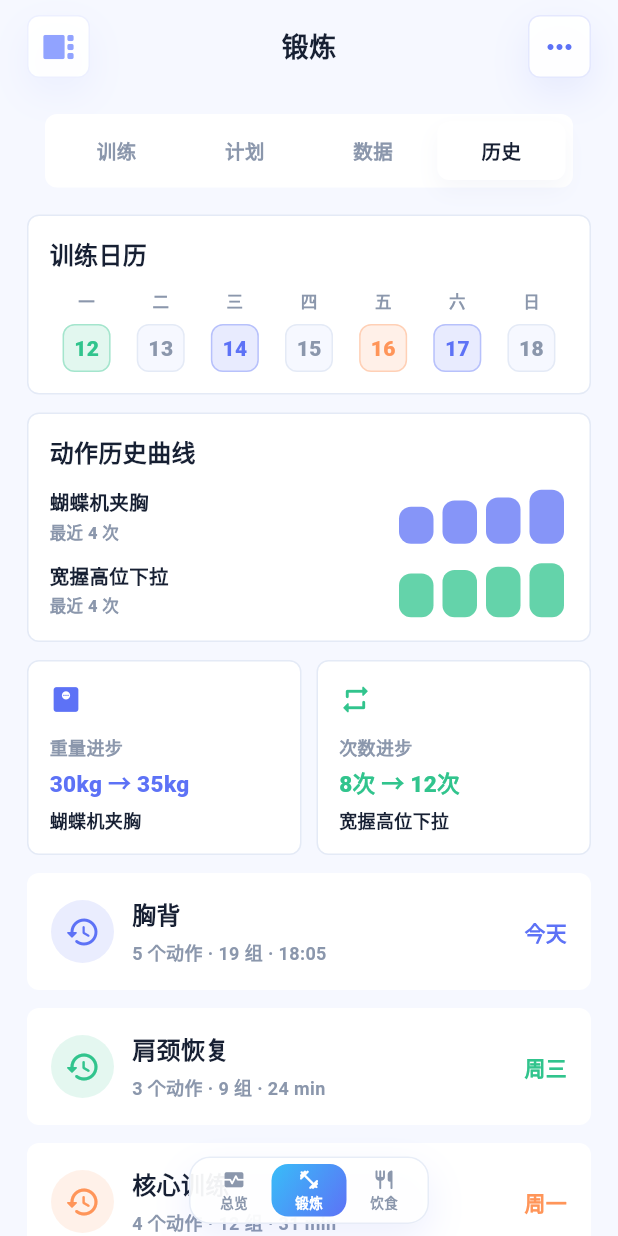
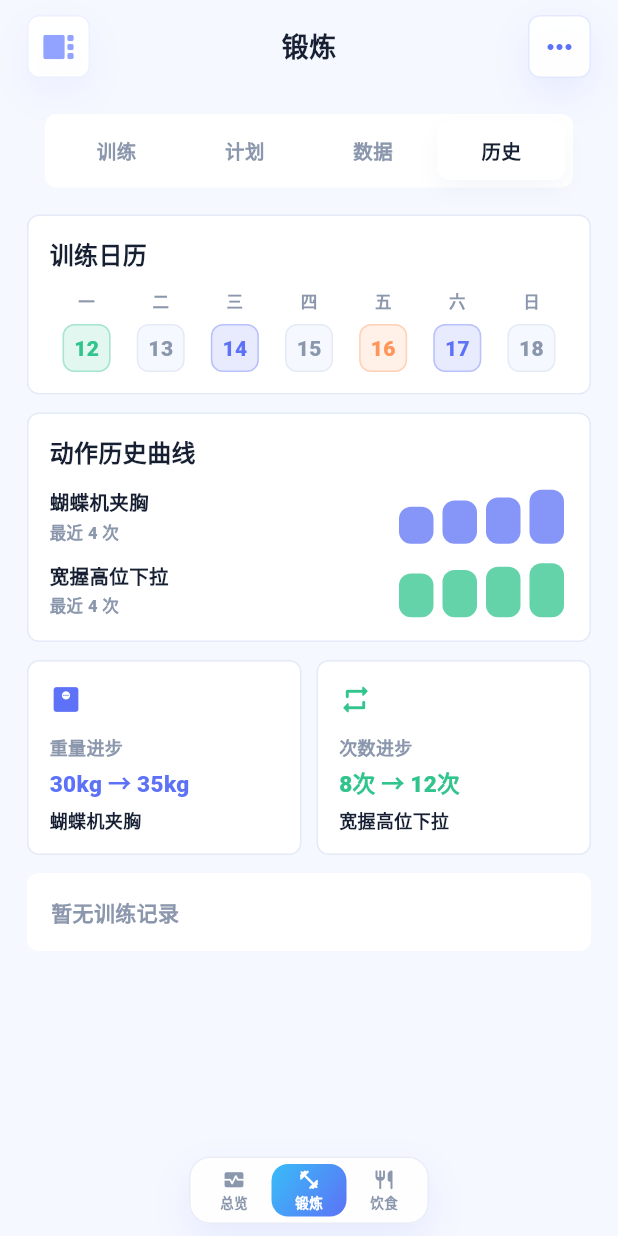
Before and after one commit to saycm/yiriyisheng, a Flutter app: the WorkoutModulePage screen opened directly with empty values, after a tap on "计划", after a tap on "数据", after a tap on "历史", on a phone screen of 412 x 824 dp. Run offline on Flutter 3.47's test engine with Material 3 defaults, Android fonts, the phone set to English and light mode, and no system bars; our stand-ins replace sqflite; accounts and stored records are empty; network calls fail; Roboto replaces fonts that are missing (sans).

Commit message:
feat: create workout history from sessions

```diff
--- a/lib/modules/workout/workout_module.dart
+++ b/lib/modules/workout/workout_module.dart
@@ -571,8 +571,28 @@ class _WorkoutModulePageState extends State<WorkoutModulePage> {
     );
   }
 
-  int _finishedGroupsFor(WorkoutAction action) =>
-      widget.finishedGroupsByAction[action.name] ?? 0;
+  bool get _activePlanCompleted {
+    final session = widget.activeWorkoutSession;
+    if (session == null || session.actionProgress.isEmpty) {
+      return false;
+    }
+    final plannedActions = _actions
+        .where((action) => session.actionProgress.containsKey(action.name))
+        .toList();
+    if (plannedActions.isEmpty) {
+      return false;
+    }
+    return plannedActions
+        .every((action) => session.groupsFor(action.name) >= action.groups);
+  }
+
+  int _finishedGroupsFor(WorkoutAction action) {
+    final session = widget.activeWorkoutSession;
+    if (session != null && session.actionProgress.containsKey(action.name)) {
+      return session.groupsFor(action.name);
+    }
+    return widget.finishedGroupsByAction[action.name] ?? 0;
+  }
 
   String _bodyPartLabel(String bodyPart) => bodyPart == '胸背' ? '胸背部' : bodyPart;
 
@@ -671,7 +691,10 @@ class _WorkoutModulePageState extends State<WorkoutModulePage> {
       );
     }
     if (_selectedTopTab == 3) {
-      return const _WorkoutHistoryView();
+      return _WorkoutHistoryView(
+        history: widget.workoutHistory,
+        onOpenHistory: (_) {},
+      );
     }
     final session = widget.activeWorkoutSession;
     final sourceActions = session == null
@@ -695,6 +718,18 @@ class _WorkoutModulePageState extends State<WorkoutModulePage> {
         if (session != null) ...[
           _WorkoutActivePlanBanner(plan: activePlan, session: session),
           const SizedBox(height: 14),
+          if (_activePlanCompleted) ...[
+            Padding(
+              padding: const EdgeInsets.only(bottom: 12),
+              child: SizedBox(
+                width: double.infinity,
+                child: FilledButton(
+                  onPressed: _finishActivePlan,
+                  child: const Text('完成训练'),
+                ),
+              ),
+            ),
+          ],
         ] else ...[
           _WorkoutSummaryCard(
             finishedActions: _finishedActionCount,
@@ -779,6 +814,15 @@ class _WorkoutModulePageState extends State<WorkoutModulePage> {
     return _actions
         .where((action) => plan.actionNames.contains(action.name))
         .toList();
+  }
+
+  WorkoutAction? _actionByName(String actionName) {
+    for (final action in _actions) {
+      if (action.name == actionName) {
+        return action;
+      }
+    }
+    return null;
   }
 
   Future<void> _openPlanDetail(WorkoutPlan plan) {
@@ -822,9 +866,67 @@ class _WorkoutModulePageState extends State<WorkoutModulePage> {
     if (action == null) {
       return;
     }
-    final nextCount = math.min(action.groups, _finishedGroupsFor(action) + 1);
+    final currentGroups = _finishedGroupsFor(action);
+    final nextCount = math.min(action.groups, currentGroups + 1);
+    final session = widget.activeWorkoutSession;
+    if (session != null && session.actionProgress.containsKey(action.name)) {
+      final nextProgress = Map<String, int>.of(session.actionProgress);
+      nextProgress[action.name] = nextCount;
+      widget.onUpdateWorkoutSession(
+        session.copyWith(
+          actionProgress: nextProgress,
+          feedback: _lastFeedback,
+        ),
+      );
+    }
     widget.onUpdateActionGroups(action.name, nextCount);
     setState(() => _restSecondsLeft = nextCount >= action.groups ? 0 : 120);
+  }
+
+  void _finishActivePlan() {
+    final session = widget.activeWorkoutSession;
+    if (session == null) {
+      return;
+    }
+    final now = DateTime.now();
+    final actionResults = <WorkoutActionResult>[];
+    for (final actionName in session.actionProgress.keys) {
+      final action = _actionByName(actionName);
+      if (action == null) {
+        continue;
+      }
+      actionResults.add(
+        WorkoutActionResult(
+          actionName: action.name,
+          bodyPart: action.bodyPart,
+          targetGroups: action.groups,
+          finishedGroups: session.groupsFor(action.name),
+          reps: action.reps,
+          weight: action.weight,
+        ),
+      );
+    }
+    final totalGroups = actionResults.fold<int>(
+      0,
+      (total, result) => total + result.finishedGroups,
+    );
+    final entry = WorkoutHistoryEntry(
+      planId: session.planId,
+      planName: session.planName,
+      startedAt: session.startedAt,
+      finishedAt: now,
+      durationMinutes: math.max(1, now.difference(session.startedAt).inMinutes),
+      totalGroups: totalGroups,
+      estimatedCalories: 80 + totalGroups * 18,
+      actionResults: actionResults,
+      feedback: _lastFeedback,
+    );
+    widget.onFinishWorkoutSession(entry);
+    setState(() {
+      _selectedTopTab = 3;
+      _activeAction = null;
+      _restSecondsLeft = 0;
+    });
   }
 
   void _handleBottomNav(int index) {
@@ -1882,39 +1984,78 @@ class _WorkoutDataCard extends StatelessWidget {
 }
 
 class _WorkoutHistoryView extends StatelessWidget {
-  const _WorkoutHistoryView();
-
-  @override
-  Widget build(BuildContext context) {
-    return ListView(
+  const _WorkoutHistoryView({
+    required this.history,
+    required this.onOpenHistory,
+  });
+
+  final List<WorkoutHistoryEntry> history;
+  final ValueChanged<WorkoutHistoryEntry> onOpenHistory;
+
+  @override
+  Widget build(BuildContext context) {
+    return SingleChildScrollView(
+      key: history.isEmpty ? null : const ValueKey('workout_history_real_list'),
       padding: const EdgeInsets.fromLTRB(
           18, 18, 18, _moduleSwitchBarReservedHeight + 24),
-      children: const [
-        _WorkoutCalendarCard(),
-        SizedBox(height: 12),
-        _WorkoutActionTrendCard(),
-        SizedBox(height: 12),
-        _WorkoutProgressTrendCard(),
-        SizedBox(height: 12),
-        _WorkoutHistoryTile(
-          title: '胸背',
-          subtitle: '5 个动作 · 19 组 · 18:05',
-          status: '今天',
+      child: Column(
+        crossAxisAlignment: CrossAxisAlignment.stretch,
+        children: [
+          const _WorkoutCalendarCard(),
+          const SizedBox(height: 12),
+          const _WorkoutActionTrendCard(),
+          const SizedBox(height: 12),
+          const _WorkoutProgressTrendCard(),
+          const SizedBox(height: 12),
+          if (history.isEmpty)
+            const _WorkoutEmptyHistoryCard()
+          else
+            ...history.map(
+              (entry) => _WorkoutHistoryTile(
+                title: entry.planName,
+                subtitle:
+                    '${entry.actionResults.length} 个动作 · ${entry.totalGroups} 组 · ${entry.durationMinutes} min',
+                status: _historyStatusLabel(entry.finishedAt),
                 color: AppColors.primary,
-        ),
-        _WorkoutHistoryTile(
-          title: '肩颈恢复',
-          subtitle: '3 个动作 · 9 组 · 24 min',
-          status: '周三',
-          color: AppColors.success,
-        ),
-        _WorkoutHistoryTile(
-          title: '核心训练',
-          subtitle: '4 个动作 · 12 组 · 31 min',
-          status: '周一',
-          color: Color(0xFFFF9559),
-        ),
-      ],
+                onTap: () => onOpenHistory(entry),
+              ),
+            ),
+        ],
+      ),
+    );
+  }
+
+  String _historyStatusLabel(DateTime finishedAt) {
+    final now = DateTime.now();
+    if (DateUtils.isSameDay(finishedAt, now)) {
+      return '今天';
+    }
+    final yesterday = now.subtract(const Duration(days: 1));
+    if (DateUtils.isSameDay(finishedAt, yesterday)) {
+      return '昨天';
+    }
+    return '${finishedAt.month}/${finishedAt.day}';
+  }
+}
+
+class _WorkoutEmptyHistoryCard extends StatelessWidget {
+  const _WorkoutEmptyHistoryCard();
+
+  @override
+  Widget build(BuildContext context) {
+    return Container(
+      padding: const EdgeInsets.all(16),
+      decoration: BoxDecoration(
+        color: AppColors.surface,
+        borderRadius: BorderRadius.circular(8),
+      ),
+      child: const Text(
+        '暂无训练记录',
+        style: TextStyle(
+          color: AppColors.muted,
+          fontWeight: FontWeight.w800,
+        ),
+      ),
     );
   }
 }
@@ -2245,17 +2386,23 @@ class _WorkoutHistoryTile extends StatelessWidget {
     required this.subtitle,
     required this.status,
     required this.color,
+    this.onTap,
   });
 
   final String title;
   final String subtitle;
   final String status;
   final Color color;
-
-  @override
-  Widget build(BuildContext context) {
-    return Container(
-      margin: const EdgeInsets.only(bottom: 12),
+  final VoidCallback? onTap;
+
+  @override
+  Widget build(BuildContext context) {
+    return Padding(
+      padding: const EdgeInsets.only(bottom: 12),
+      child: InkWell(
+        borderRadius: BorderRadius.circular(8),
+        onTap: onTap,
+        child: Container(
           padding: const EdgeInsets.all(16),
           decoration: BoxDecoration(
             color: AppColors.surface,
@@ -2305,6 +2452,8 @@ class _WorkoutHistoryTile extends StatelessWidget {
                 ),
               ),
             ],
+          ),
+        ),
       ),
     );
   }
```
Also changed, not shown: 1 other file. Lines whose indentation alone changed are shown as unchanged.
